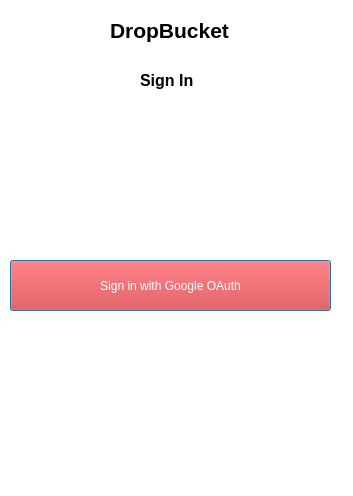
rylo5688/DropBucket-Client, file logindialog.ui: the form before one commit.
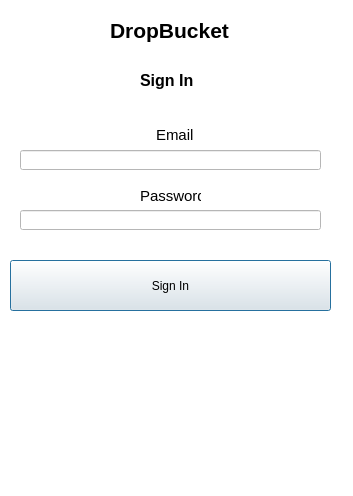
The form after the commit.

Commit message: Login Dialog prep

Patch:
```diff
--- a/logindialog.ui
+++ b/logindialog.ui
@@ -86,19 +86,23 @@
      <height>51</height>
     </rect>
    </property>
+   <property name="palette">
+    <palette>
+     <active/>
+     <inactive/>
+     <disabled/>
+    </palette>
+   </property>
    <property name="font">
     <font>
      <family>Helvetica</family>
     </font>
    </property>
    <property name="styleSheet">
-    <string notr="true">QPushButton {background-color: rgb(223, 43, 43); color: white;}
-
-QPushButton.font {background-color: rgb(223, 43, 43);}
-</string>
+    <string notr="true"/>
    </property>
    <property name="text">
-    <string>Sign in with Google OAuth</string>
+    <string>Sign In</string>
    </property>
   </widget>
   <widget class="QLabel" name="label">
@@ -149,6 +153,65 @@
     <string>Sign In</string>
    </property>
   </widget>
+  <widget class="QLineEdit" name="emailLineEdit">
+   <property name="geometry">
+    <rect>
+     <x>20</x>
+     <y>150</y>
+     <width>301</width>
+     <height>20</height>
+    </rect>
+   </property>
+  </widget>
+  <widget class="QLineEdit" name="passwordLineEdit">
+   <property name="geometry">
+    <rect>
+     <x>20</x>
+     <y>210</y>
+     <width>301</width>
+     <height>20</height>
+    </rect>
+   </property>
+   <property name="echoMode">
+    <enum>QLineEdit::Password</enum>
+   </property>
+  </widget>
+  <widget class="QLabel" name="emailLabel">
+   <property name="geometry">
+    <rect>
+     <x>156</x>
+     <y>119</y>
+     <width>61</width>
+     <height>31</height>
+    </rect>
+   </property>
+   <property name="font">
+    <font>
+     <pointsize>11</pointsize>
+    </font>
+   </property>
+   <property name="text">
+    <string>Email</string>
+   </property>
+  </widget>
+  <widget class="QLabel" name="passwordLabel">
+   <property name="geometry">
+    <rect>
+     <x>140</x>
+     <y>180</y>
+     <width>61</width>
+     <height>31</height>
+    </rect>
+   </property>
+   <property name="font">
+    <font>
+     <pointsize>11</pointsize>
+    </font>
+   </property>
+   <property name="text">
+    <string>Password</string>
+   </property>
+  </widget>
  </widget>
  <resources/>
  <connections/>
```
Left out of the diff: 2 changed lines with no effect on the pictures. The commit also changes 3 other files.
